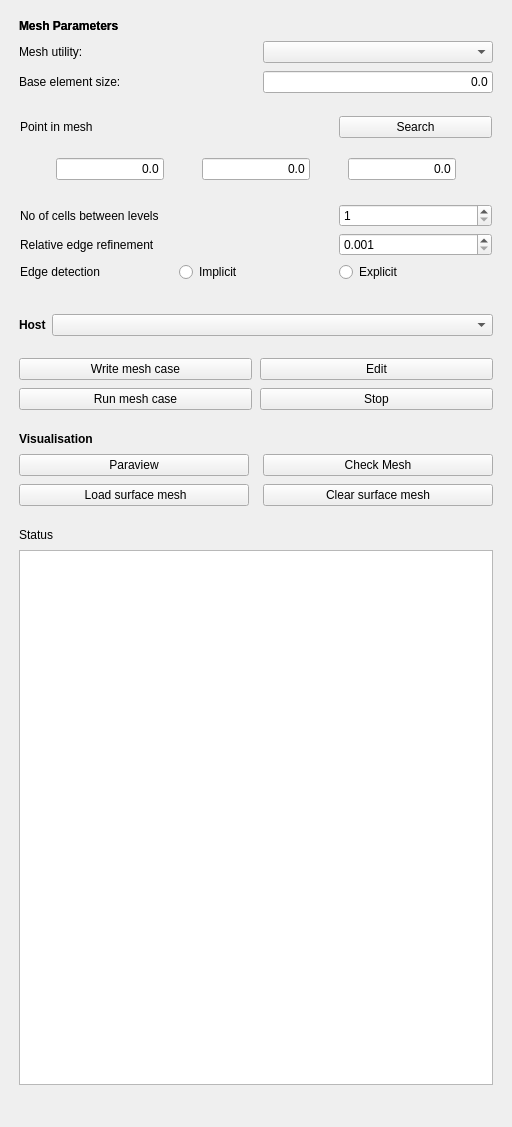
First picture: the form in Gui/TaskPanelCfdMesh.ui, repository jaheyns/CfdOF, before the edit.
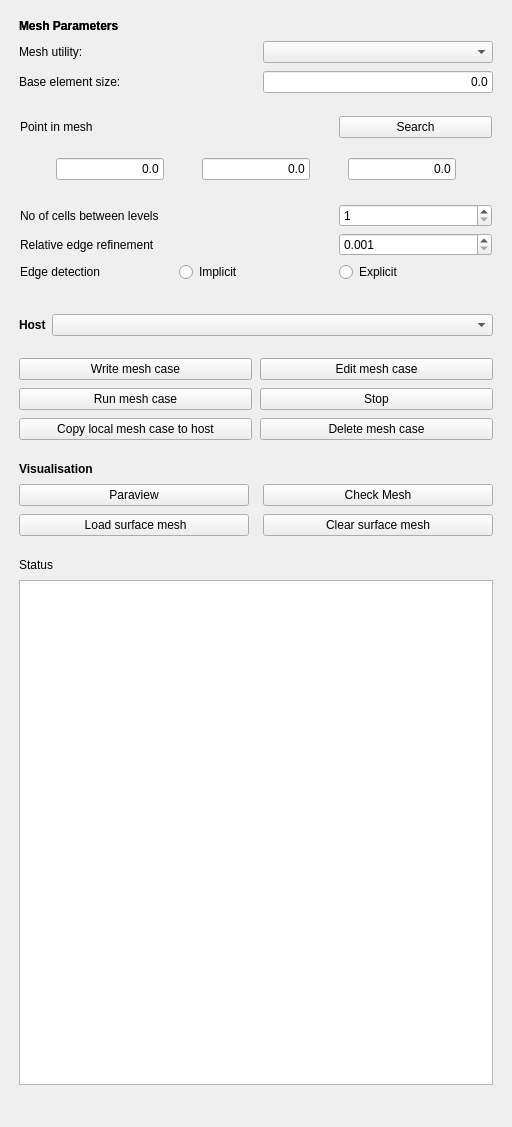
Second picture: the form after the edit. Custom widgets are drawn as their Qt base class.

Patch:
```diff
--- a/Gui/TaskPanelCfdMesh.ui
+++ b/Gui/TaskPanelCfdMesh.ui
@@ -425,7 +425,7 @@
     </layout>
    </item>
    <item>
-    <layout class="QGridLayout" name="gridLayout_3" rowstretch="0,0,0,0,0,0,0">
+    <layout class="QGridLayout" name="gridLayout_3" rowstretch="0,0,0,0,0,0,0,0">
      <property name="leftMargin">
       <number>8</number>
      </property>
@@ -441,13 +441,6 @@
      <property name="spacing">
       <number>8</number>
      </property>
-     <item row="6" column="1">
-      <widget class="QPushButton" name="pb_stop_mesh">
-       <property name="text">
-        <string>Stop</string>
-       </property>
-      </widget>
-     </item>
      <item row="6" column="0">
       <widget class="QPushButton" name="pb_run_mesh">
        <property name="text">
@@ -455,13 +448,6 @@
        </property>
       </widget>
      </item>
-     <item row="5" column="1">
-      <widget class="QPushButton" name="pb_edit_mesh">
-       <property name="text">
-        <string>Edit</string>
-       </property>
-      </widget>
-     </item>
      <item row="5" column="0">
       <widget class="QPushButton" name="pb_write_mesh">
        <property name="text">
@@ -469,6 +455,34 @@
        </property>
       </widget>
      </item>
+     <item row="5" column="1">
+      <widget class="QPushButton" name="pb_edit_mesh">
+       <property name="text">
+        <string>Edit mesh case</string>
+       </property>
+      </widget>
+     </item>
+     <item row="6" column="1">
+      <widget class="QPushButton" name="pb_stop_mesh">
+       <property name="text">
+        <string>Stop</string>
+       </property>
+      </widget>
+     </item>
+     <item row="7" column="0">
+      <widget class="QPushButton" name="pb_copy_to_host">
+       <property name="text">
+        <string>Copy local mesh case to host</string>
+       </property>
+      </widget>
+     </item>
+     <item row="7" column="1">
+      <widget class="QPushButton" name="pb_delete_mesh">
+       <property name="text">
+        <string>Delete mesh case</string>
+       </property>
+      </widget>
+     </item>
     </layout>
    </item>
    <item>
```
